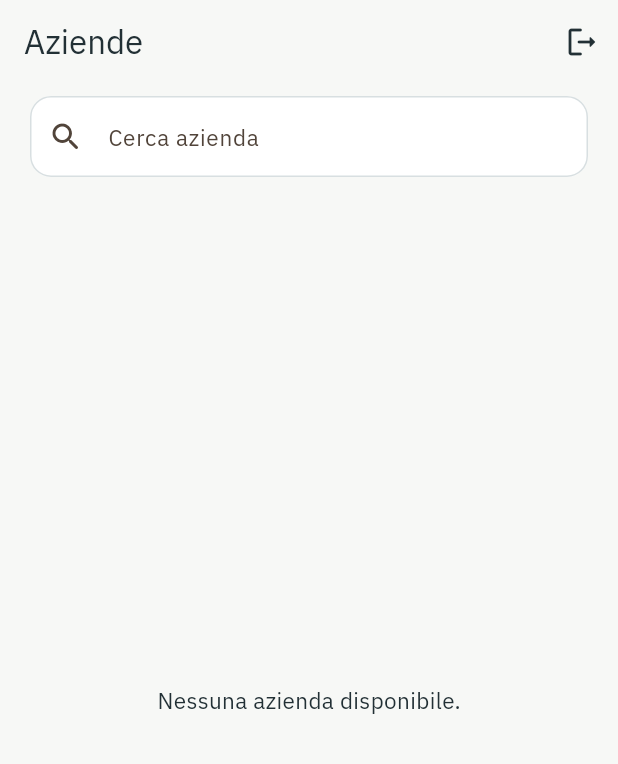
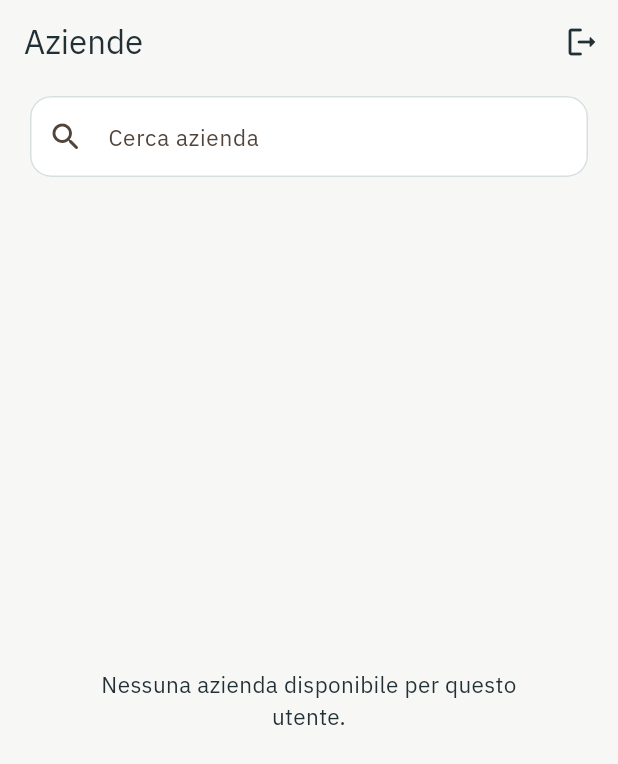
Before and after one commit to dairybalance-droid/Appiombi, a Flutter app: the screen it shows once a user with an empty profile is signed in, after a tap on the "logout" icon, on a phone screen of 412 x 824 dp. Shown: the top 764 px of the screen. Run offline on Flutter 3.47's test engine with Material 3 defaults, Android fonts, the phone set to English and light mode, and no system bars; our stand-ins replace flutter_dotenv, flutter_riverpod, go_router, google_fonts, supabase_flutter; accounts and stored records are empty.

Commit message:
Fix farm list loading state and diagnostics

```diff
--- a/lib/features/farms/farm_list_page.dart
+++ b/lib/features/farms/farm_list_page.dart
@@ -64,9 +64,13 @@ class _FarmListPageState extends ConsumerState<FarmListPage> {
 
                   if (filtered.isEmpty) {
                     return Center(
-                      child: Text(
-                        'Nessuna azienda disponibile.',
-                        style: theme.textTheme.bodyMedium,
+                      child: Padding(
+                        padding: const EdgeInsets.all(24),
+                        child: Text(
+                          'Nessuna azienda disponibile per questo utente.',
+                          textAlign: TextAlign.center,
+                          style: theme.textTheme.bodyMedium,
+                        ),
                       ),
                     );
                   }
@@ -124,7 +128,7 @@ class _FarmListPageState extends ConsumerState<FarmListPage> {
                 loading: () => const LoadingView(message: 'Caricamento aziende...'),
                 error: (error, _) => ErrorView(
                   title: 'Impossibile caricare le aziende',
-                  message: error.toString(),
+                  message: error.toString().replaceFirst('Exception: ', ''),
                 ),
               ),
             ),
--- a/lib/services/supabase_service.dart
+++ b/lib/services/supabase_service.dart
@@ -1,3 +1,6 @@
+import 'dart:async';
+
+import 'package:flutter/foundation.dart';
 import 'package:flutter_riverpod/flutter_riverpod.dart';
 import 'package:supabase_flutter/supabase_flutter.dart';
 
@@ -53,6 +56,7 @@ class SupabaseService {
   SupabaseService(this._config);
 
   final AppConfig _config;
+  static const Duration _requestTimeout = Duration(seconds: 10);
   bool _initialized = false;
 
   bool get isConfigured => _config.isSupabaseConfigured;
@@ -109,6 +113,9 @@ class SupabaseService {
 
   Future<List<FarmSummary>> fetchAccessibleFarms() async {
     if (_client == null) {
+      debugPrint(
+        '[Appiombi][Farms] Supabase non configurato, uso dati demo locali.',
+      );
       return const [
         FarmSummary(
           id: 'demo-farm-1',
@@ -126,24 +133,42 @@ class SupabaseService {
       ];
     }
 
-    final accessRows = await _client!
-        .from('farm_access_modes')
-        .select('farm_id, access_mode, can_read, can_write');
+    final userId = currentUser?.id ?? 'unknown';
+    debugPrint('[Appiombi][Farms] Load start for user: $userId');
 
-    final farmIds = (accessRows as List<dynamic>)
-        .map((row) => row['farm_id'] as String?)
+    try {
+      debugPrint('[Appiombi][Farms] Query farms with RLS filtering.');
+      final farmRows = await _withTimeout<List<dynamic>>(
+        label: 'farms.select_accessible',
+        future: _client!
+            .from('farms')
+            .select(
+              'id, name, street_address, street_number, postal_code, city, province, farm_code',
+            )
+            .order('name'),
+      );
+
+      final farmIds = farmRows
+          .map((row) => row['id'] as String?)
           .whereType<String>()
           .toList();
+
+      debugPrint('[Appiombi][Farms] Farms received: ${farmIds.length}');
 
       if (farmIds.isEmpty) {
         return const [];
       }
 
-    final farmRows = await _client!
-        .from('farms')
-        .select('id, name, street_address, street_number, postal_code, city, province, farm_code')
-        .inFilter('id', farmIds)
-        .order('name');
+      debugPrint('[Appiombi][Farms] Query farm_access_modes for ${farmIds.length} farm(s).');
+      final accessRows = await _withTimeout<List<dynamic>>(
+        label: 'farm_access_modes.select',
+        future: _client!
+            .from('farm_access_modes')
+            .select('farm_id, access_mode, reason, can_read, can_write')
+            .inFilter('farm_id', farmIds),
+      );
+
+      debugPrint('[Appiombi][Farms] Access rows received: ${accessRows.length}');
 
       final accessByFarmId = {
         for (final row in accessRows)
@@ -154,10 +179,11 @@ class SupabaseService {
           },
       };
 
-    return (farmRows as List<dynamic>).map((row) {
-      final access = accessByFarmId[row['id'] as String] ?? const {
-        'access_mode': 'blocked',
-        'can_read': false,
+      final farms = farmRows.map((row) {
+        final access = accessByFarmId[row['id'] as String] ??
+            const {
+              'access_mode': 'read_only',
+              'can_read': true,
               'can_write': false,
             };
 
@@ -175,6 +201,23 @@ class SupabaseService {
           canWrite: access['can_write'] as bool,
         );
       }).toList();
+
+      debugPrint('[Appiombi][Farms] Final farms mapped: ${farms.length}');
+      return farms;
+    } on TimeoutException catch (error) {
+      debugPrint('[Appiombi][Farms] Timeout: $error');
+      throw Exception(
+        'Timeout nel caricamento aziende. Controlla connessione e configurazione Supabase.',
+      );
+    } on PostgrestException catch (error) {
+      debugPrint(
+        '[Appiombi][Farms] Supabase error: code=${error.code}, message=${error.message}, details=${error.details}',
+      );
+      throw Exception('Errore Supabase nel caricamento aziende: ${error.message}');
+    } catch (error) {
+      debugPrint('[Appiombi][Farms] Unexpected error: $error');
+      throw Exception('Errore inatteso nel caricamento aziende: $error');
+    }
   }
 
   Future<List<CowPreview>> fetchCows(String farmId) async {
@@ -202,6 +245,20 @@ class SupabaseService {
   }
 }
 
+Future<T> _withTimeout<T>({
+  required String label,
+  required Future<T> future,
+}) {
+  return future.timeout(
+    SupabaseService._requestTimeout,
+    onTimeout: () {
+      throw TimeoutException(
+        'Request timeout for $label after ${SupabaseService._requestTimeout.inSeconds} seconds',
+      );
+    },
+  );
+}
+
 final supabaseServiceProvider = Provider<SupabaseService>((ref) {
   throw UnimplementedError('SupabaseService override is required at bootstrap.');
 });
```
Lines whose indentation alone changed are shown as unchanged.
